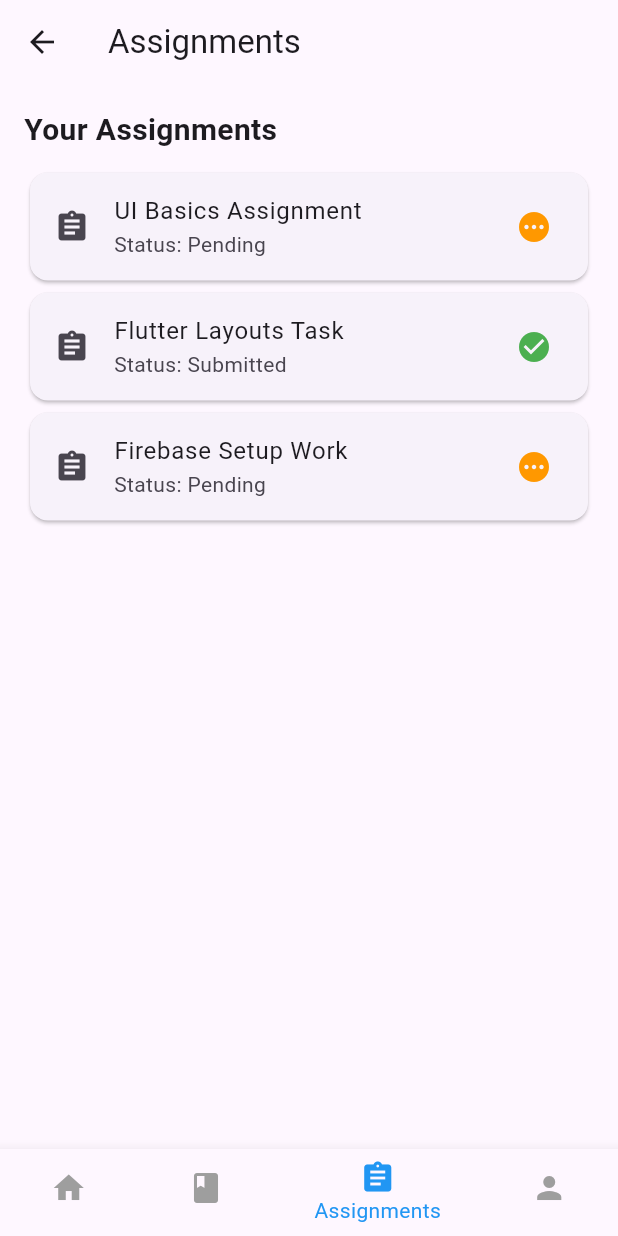
After one commit to MohamedFayaz07/LMS-app, a Flutter app: the MainNavScreen screen opened directly, item 3 of the bottom bar chosen, on a phone screen of 412 x 824 dp. The commit adds this screen. Run offline on Flutter 3.47's test engine with Material 3 defaults, Android fonts, the phone set to English and light mode, and no system bars.

Commit message:
Day 5 task

```diff
--- /dev/null
+++ b/lib/screens/assignment_screen.dart
@@ -0,0 +1,38 @@
+import 'package:flutter/material.dart';
+import 'reusable_widgets.dart';
+
+class AssignmentScreen extends StatelessWidget {
+  final List assignments = [
+    {"title": "UI Basics Assignment", "status": "Pending"},
+    {"title": "Flutter Layouts Task", "status": "Submitted"},
+    {"title": "Firebase Setup Work", "status": "Pending"},
+  ];
+
+  @override
+  Widget build(BuildContext context) {
+    return Scaffold(
+      appBar: AppBar(title: Text("Assignments")),
+      body: Padding(
+        padding: EdgeInsets.all(16),
+        child: Column(
+          crossAxisAlignment: CrossAxisAlignment.start,
+          children: [
+            SectionHeader("Your Assignments"),
+            SizedBox(height: 10),
+            Expanded(
+              child: ListView.builder(
+                itemCount: assignments.length,
+                itemBuilder: (context, index) {
+                  return AssignmentCard(
+                    title: assignments[index]["title"],
+                    status: assignments[index]["status"],
+                  );
+                },
+              ),
+            )
+          ],
+        ),
+      ),
+    );
+  }
+}
--- a/lib/screens/home_screen.dart
+++ b/lib/screens/home_screen.dart
@@ -1,4 +1,6 @@
 import 'package:flutter/material.dart';
+import 'profile_screen.dart';
+import 'assignment_screen.dart';
 
 class HomeScreen extends StatelessWidget {
   @override
--- a/lib/screens/login_screen.dart
+++ b/lib/screens/login_screen.dart
@@ -1,6 +1,5 @@
 import 'package:flutter/material.dart';
-import 'course_list_screen.dart';
-import 'home_screen.dart';
+import 'navigation_screen.dart';
 
 class LoginScreen extends StatefulWidget {
   @override
@@ -44,7 +43,7 @@ class _LoginScreenState extends State<LoginScreen> {
                   if (_formKey.currentState!.validate()) {
                     Navigator.push(
                       context,
-                      MaterialPageRoute(builder: (_) => CourseListScreen()),
+                      MaterialPageRoute(builder: (_) => MainNavScreen()),
                     );
                   }
                 },
--- /dev/null
+++ b/lib/screens/navigation_screen.dart
@@ -0,0 +1,56 @@
+import 'package:flutter/material.dart';
+import 'home_screen.dart';
+import 'course_list_screen.dart';
+import 'assignment_screen.dart';
+import 'profile_screen.dart';
+
+class MainNavScreen extends StatefulWidget {
+  @override
+  _MainNavScreenState createState() => _MainNavScreenState();
+}
+
+class _MainNavScreenState extends State<MainNavScreen> {
+  int currentIndex = 0;
+
+  final screens = [
+    HomeScreen(),
+    CourseListScreen(),
+    AssignmentScreen(),
+    ProfileScreen(),
+  ];
+
+  @override
+  Widget build(BuildContext context) {
+    return Scaffold(
+      body: screens[currentIndex],
+      bottomNavigationBar: BottomNavigationBar(
+        currentIndex: currentIndex,
+        selectedItemColor: Colors.blue,
+        unselectedItemColor: Colors.grey,
+        onTap: (index) {
+          setState(() {
+            currentIndex = index;
+          });
+        },
+        items: [
+          BottomNavigationBarItem(
+            icon: Icon(Icons.home),
+            label: "Home",
+          ),
+          BottomNavigationBarItem(
+            icon: Icon(Icons.book),
+            label: "Courses",
+          ),
+          BottomNavigationBarItem(
+            icon: Icon(Icons.assignment),
+            label: "Assignments",
+          ),
+          BottomNavigationBarItem(
+            icon: Icon(Icons.person),
+            label: "Profile",
+          ),
+        ],
+      ),
+    );
+  }
+}
--- /dev/null
+++ b/lib/screens/reusable_widgets.dart
@@ -0,0 +1,55 @@
+import 'package:flutter/material.dart';
+
+class AppButton extends StatelessWidget {
+  final String text;
+  final VoidCallback onTap;
+
+  AppButton({required this.text, required this.onTap});
+
+  @override
+  Widget build(BuildContext context) {
+    return ElevatedButton(
+      onPressed: onTap,
+      child: Text(text),
+      style: ElevatedButton.styleFrom(
+        minimumSize: Size(double.infinity, 50),
+      ),
+    );
+  }
+}
+
+class SectionHeader extends StatelessWidget {
+  final String title;
+
+  SectionHeader(this.title);
+
+  @override
+  Widget build(BuildContext context) {
+    return Text(
+      title,
+      style: TextStyle(fontSize: 20, fontWeight: FontWeight.bold),
+    );
+  }
+}
+
+class AssignmentCard extends StatelessWidget {
+  final String title;
+  final String status;
+
+  AssignmentCard({required this.title, required this.status});
+
+  @override
+  Widget build(BuildContext context) {
+    return Card(
+      child: ListTile(
+        leading: Icon(Icons.assignment),
+        title: Text(title),
+        subtitle: Text("Status: $status"),
+        trailing: Icon(
+          status == "Submitted" ? Icons.check_circle : Icons.pending,
+          color: status == "Submitted" ? Colors.green : Colors.orange,
+        ),
+      ),
+    );
+  }
+}
```
Also changed, not shown: lib/screens/profile_screen.dart (added, +61 -0 lines).
